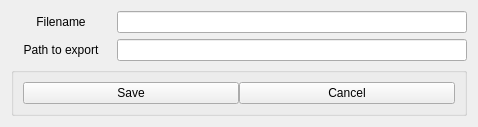
First picture: the form in export/export.ui, repository SnipeStudio/SnipeStudio_Budjet_manager, before the edit.
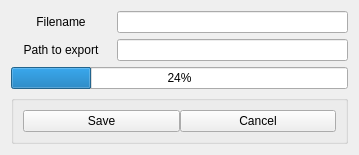
Second picture: the form after the edit.

Commit message: BM-14 [Basic Implementation] Import Data from CSV. Small Fixes to Export view

The edit to the form file:
```diff
--- a/export/export.ui
+++ b/export/export.ui
@@ -6,8 +6,8 @@
    <rect>
     <x>0</x>
     <y>0</y>
-    <width>478</width>
-    <height>119</height>
+    <width>359</width>
+    <height>148</height>
    </rect>
   </property>
   <property name="sizePolicy">
@@ -68,6 +68,17 @@
        </item>
       </layout>
      </item>
+     <item>
+      <layout class="QHBoxLayout" name="horizontalLayout_4">
+       <item>
+        <widget class="QProgressBar" name="progressBar">
+         <property name="value">
+          <number>24</number>
+         </property>
+        </widget>
+       </item>
+      </layout>
+     </item>
      <item>
       <widget class="QGroupBox" name="horizontalGroupBox_2">
        <property name="sizePolicy">
```
Left out of the diff: 2 changed lines with no effect on the pictures. The commit also changes 11 other files.
